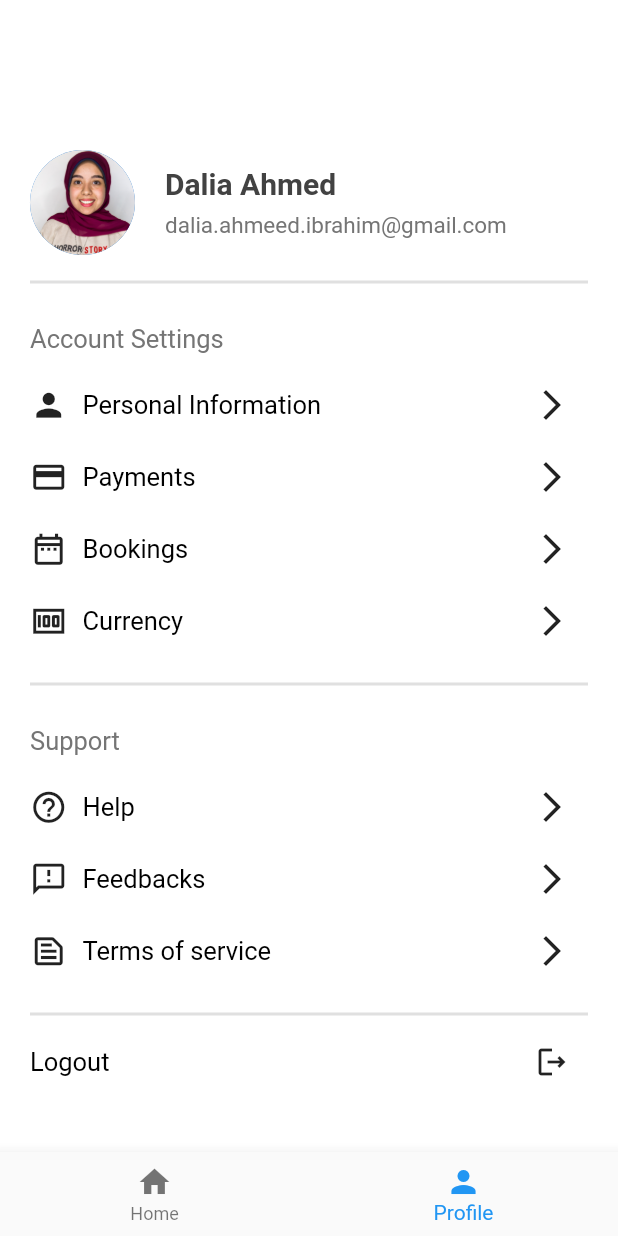
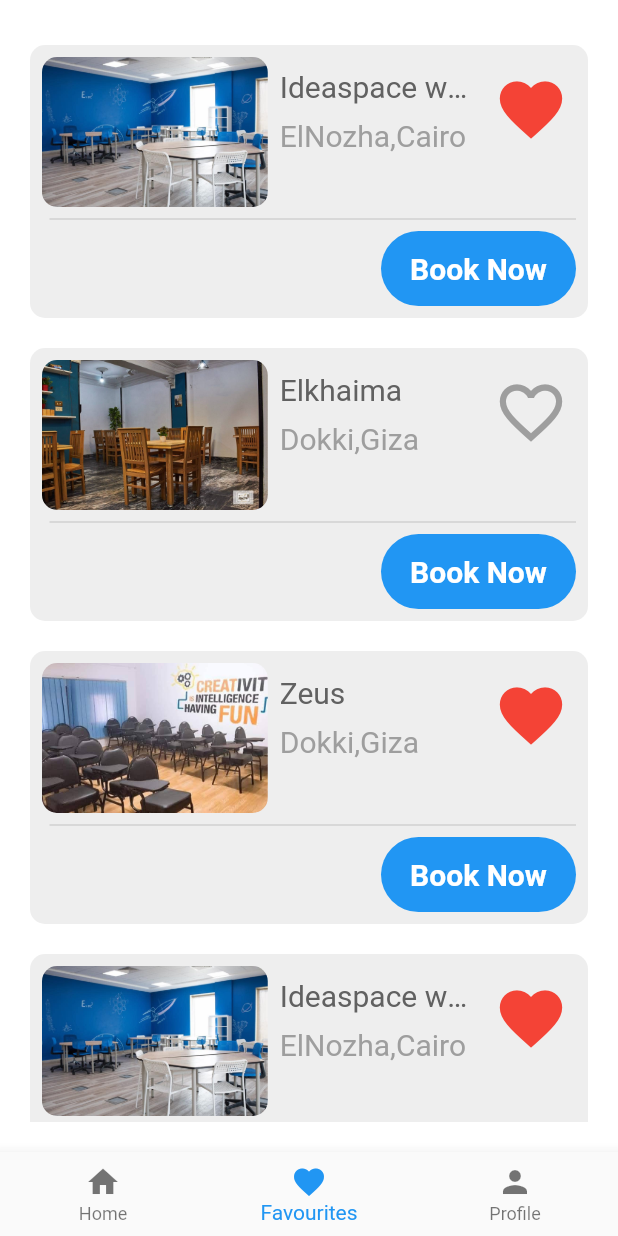
Before and after one commit to DaliaAhmedIbrahim/grad_project, a Flutter app: the HomeLayoutScreen screen opened directly, item 2 of the bottom bar chosen, on a phone screen of 412 x 824 dp. Run offline on Flutter 3.47's test engine with Material 2 defaults, Android fonts, the phone set to English and light mode, and no system bars; drawn by our look-alikes of like_button; our stand-ins replace introduction_screen.

Commit message:
favourites' screen

```diff
--- a/lib/layout/home_layout.dart
+++ b/lib/layout/home_layout.dart
@@ -1,5 +1,6 @@
 import 'package:flutter/material.dart';
 import 'package:grad_project/modules/booking_layout_screen.dart';
+import 'package:grad_project/modules/favourites_screen.dart';
 import 'package:grad_project/modules/home_screen.dart';
 import 'package:grad_project/modules/profile_screen.dart';
 
@@ -16,6 +17,7 @@ class _HomeLayoutScreenState extends State<HomeLayoutScreen> {
   List<Widget> screens = [
     HomeScreen(),
     //BookingLayoutScreen(),
+    FavouritesScreen(),
     ProfileScreen(),
   ];
 
@@ -52,6 +54,12 @@ class _HomeLayoutScreenState extends State<HomeLayoutScreen> {
           // ),
           BottomNavigationBarItem(
             icon: Icon(
+              Icons.favorite_outlined,
+            ),
+            label: 'Favourites',
+          ),
+          BottomNavigationBarItem(
+            icon: Icon(
               Icons.person,
             ),
             label: 'Profile',
--- /dev/null
+++ b/lib/models/favourites_model.dart
@@ -0,0 +1,17 @@
+class FavouritesModel{
+  final int? id;
+  final String? name;
+  final String? image;
+  final String? location;
+  final bool? isFavourite;
+
+
+  FavouritesModel({
+    required this.id,
+    required this.name,
+    required this.image,
+    required this.location,
+    required this.isFavourite,
+  });
+
+}
--- /dev/null
+++ b/lib/modules/favourites_screen.dart
@@ -0,0 +1,204 @@
+import 'package:flutter/material.dart';
+import 'package:grad_project/models/favourites_model.dart';
+import 'package:grad_project/shared/components/components.dart';
+import 'package:like_button/like_button.dart';
+
+class FavouritesScreen extends StatefulWidget {
+  const FavouritesScreen({Key? key}) : super(key: key);
+
+  @override
+  State<FavouritesScreen> createState() => _FavouritesScreenState();
+}
+
+class _FavouritesScreenState extends State<FavouritesScreen> {
+
+  var isFavourite = true;
+
+  List<FavouritesModel> favourites = [
+    FavouritesModel(
+      id:1,
+      name:'Ideaspace workspace',
+      image: 'assets/images/space2.jpg',
+      location: 'ElNozha,Cairo',
+      isFavourite: true,
+    ),
+    FavouritesModel(
+      id:2,
+      name:'Elkhaima',
+      image: 'assets/images/space1.jpg',
+      location: 'Dokki,Giza',
+      isFavourite: false,
+    ),
+    FavouritesModel(
+      id:3,
+      name:'Zeus',
+      image: 'assets/images/space3.jpg',
+      location: 'Dokki,Giza',
+      isFavourite: true,
+    ),
+    FavouritesModel(
+      id:4,
+      name:'Ideaspace workspace',
+      image: 'assets/images/space2.jpg',
+      location: 'ElNozha,Cairo',
+      isFavourite: true,
+    ),
+    FavouritesModel(
+      id:5,
+      name:'Elkhaima',
+      image: 'assets/images/space1.jpg',
+      location: 'Dokki,Giza',
+      isFavourite: false,
+    ),
+    FavouritesModel(
+      id:6,
+      name:'Zeus',
+      image: 'assets/images/space3.jpg',
+      location: 'Dokki,Giza',
+      isFavourite: true,
+    ),
+
+  ];
+
+
+
+
+  @override
+  Widget build(BuildContext context) {
+    return Scaffold(
+      body: Padding(
+        padding: const EdgeInsets.all(20.0),
+        child: SingleChildScrollView(
+          child: Column(
+            children: [
+              SizedBox(
+                height: 10.0,
+              ),
+              ListView.separated(
+                scrollDirection: Axis.vertical,
+                physics: NeverScrollableScrollPhysics(),
+                shrinkWrap: true,
+                itemBuilder: (context, index) => buildFavouriteItem(favourites[index]),
+                itemCount: 6,
+                separatorBuilder: (context, index) => SizedBox(
+                  height: 20.0,
+                ),
+              ),
+            ],
+          ),
+        ),
+      ),
+    );
+  }
+
+  Widget buildFavouriteItem(FavouritesModel favourite) => Container(
+    child: Padding(
+      padding: const EdgeInsets.all(8.0),
+      child: Column(
+        children: [
+          Row(
+            crossAxisAlignment: CrossAxisAlignment.start,
+            children: [
+              Expanded(
+                child: ClipRRect(
+                  child: Image(
+                    image: AssetImage('${favourite.image}'),
+                    fit: BoxFit.cover,
+                    width: 130,
+                    height: 100,
+                  ),
+                  borderRadius: BorderRadius.circular(10.0,),
+                ),
+              ),
+              Expanded(
+                child: Padding(
+                  padding: const EdgeInsets.all(8.0),
+                  child: Column(
+                    crossAxisAlignment: CrossAxisAlignment.start,
+                    children: [
+                      Text(
+                        '${favourite.name}',
+                        overflow: TextOverflow.ellipsis,
+                        style: TextStyle(
+                          fontSize: 20.0,
+                          color: Colors.grey[700],
+                        ),
+                      ),
+                      SizedBox(
+                        height:10.0,
+                      ),
+                      Text(
+                        '${favourite.location}',
+                        overflow: TextOverflow.ellipsis,
+                        style: TextStyle(
+                          fontSize: 20.0,
+                          color: Colors.grey[500],
+                        ),
+                      ),
+                    ],
+                  ),
+                ),
+              ),
+              // SizedBox(
+              //   width: 20.0,
+              // ),
+              Padding(
+                padding: const EdgeInsets.only(right: 25.0),
+                child: Column(
+                  mainAxisAlignment: MainAxisAlignment.center,
+                  children: [
+                    SizedBox(
+                      height: 10.0,
+                    ),
+                    LikeButton(
+                      isLiked: favourite.isFavourite,
+                      likeBuilder: (isLiked){
+                        final color = isLiked ? Colors.red : Colors.grey;
+                        return Icon(
+                          isLiked ? Icons.favorite_outlined : Icons.favorite_outline,
+                          color: color,
+                          size: 50.0,
+                        );
+                      },
+                      onTap: (isLiked) async {
+                        return !isLiked;
+                      },
+                    ),
+                  ],
+                ),
+              ),
+
+            ],
+          ),
+          // SizedBox(
+          //   height: 5.0,
+          // ),
+          Divider(
+            thickness: 1.0,
+            indent: 5.0,
+          ),
+          // SizedBox(
+          //   height: 5.0,
+          // ),
+          Align(
+            alignment: Alignment.bottomRight,
+            child: defaultButton(
+              width: 130.0,
+              function: ()
+              {
+              },
+              text: 'Book Now',
+            ),
+          ),
+          // SizedBox(
+          //   height: 5.0,
+          // ),
+        ],
+      ),
+    ),
+    decoration: BoxDecoration(
+      borderRadius: BorderRadius.circular(10.0),
+      color: Colors.grey[200],
+    ),
+  );
+}
--- a/lib/modules/profile_screen.dart
+++ b/lib/modules/profile_screen.dart
@@ -19,7 +19,7 @@ class _ProfileScreenState extends State<ProfileScreen> {
           crossAxisAlignment: CrossAxisAlignment.start,
           children: [
             SizedBox(
-              height: 80.0,
+              height: 50.0,
             ),
             Container(
               child: Row(
--- a/pubspec.yaml
+++ b/pubspec.yaml
@@ -41,6 +41,7 @@ dependencies:
   dio: ^4.0.0
   sqflite: ^1.3.0
   introduction_screen: ^1.0.9
+  like_button: ^2.0.4
 
 dev_dependencies:
   flutter_test:
```
Also changed, not shown: pubspec.lock.
